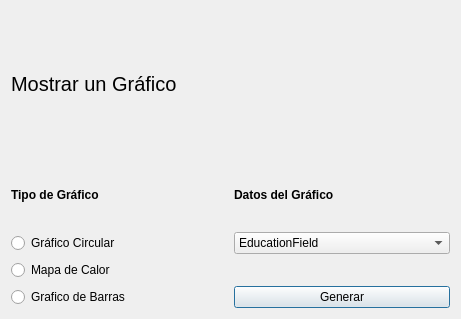
This is GUI/.ui/select_graf.ui in Equipo-Alfalfa/HR-Helper as Qt 5 draws it before an edit. The edited form follows.
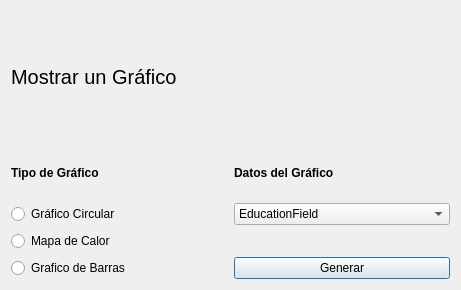
This is the edited form.

The edit to the form file:
```diff
--- a/GUI/.ui/select_graf.ui
+++ b/GUI/.ui/select_graf.ui
@@ -7,7 +7,7 @@
     <x>0</x>
     <y>0</y>
     <width>461</width>
-    <height>319</height>
+    <height>290</height>
    </rect>
   </property>
   <property name="windowTitle">
```
